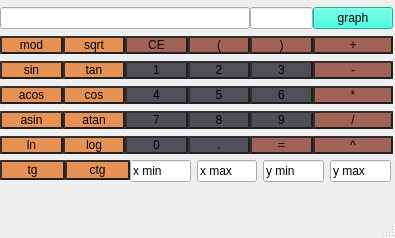
Qt form src/calc/mainwindow.ui (qqxasd/smart_calculator) before a commit.
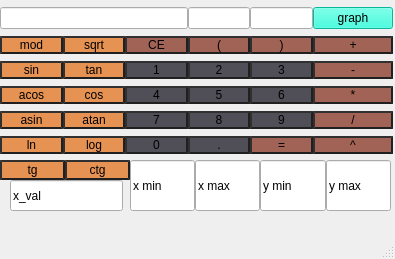
The same form after that commit.

The edit to the form file:
```diff
--- a/src/calc/mainwindow.ui
+++ b/src/calc/mainwindow.ui
@@ -7,7 +7,7 @@
     <x>0</x>
     <y>0</y>
     <width>395</width>
-    <height>238</height>
+    <height>259</height>
    </rect>
   </property>
   <property name="windowTitle">
@@ -147,7 +147,7 @@
       </widget>
      </item>
      <item row="0" column="4">
-      <widget class="QLineEdit" name="status">
+      <widget class="QLineEdit" name="result">
        <property name="readOnly">
         <bool>true</bool>
        </property>
@@ -348,9 +348,6 @@
        </property>
       </widget>
      </item>
-     <item row="0" column="0" colspan="4">
-      <widget class="QLineEdit" name="expression"/>
-     </item>
      <item row="3" column="5">
       <widget class="QPushButton" name="mult_button">
        <property name="styleSheet">
@@ -581,6 +578,16 @@
        </property>
       </widget>
      </item>
+     <item row="0" column="0" colspan="3">
+      <widget class="QLineEdit" name="expression"/>
+     </item>
+     <item row="0" column="3">
+      <widget class="QLineEdit" name="status">
+       <property name="readOnly">
+        <bool>true</bool>
+       </property>
+      </widget>
+     </item>
     </layout>
    </widget>
    <widget class="QWidget" name="horizontalLayoutWidget">
@@ -589,12 +596,24 @@
       <x>130</x>
       <y>160</y>
       <width>261</width>
-      <height>23</height>
+      <height>51</height>
      </rect>
     </property>
     <layout class="QHBoxLayout" name="horizontalLayout">
+     <property name="spacing">
+      <number>0</number>
+     </property>
+     <property name="sizeConstraint">
+      <enum>QLayout::SetDefaultConstraint</enum>
+     </property>
      <item>
       <widget class="QLineEdit" name="x_min">
+       <property name="sizePolicy">
+        <sizepolicy hsizetype="Expanding" vsizetype="Expanding">
+         <horstretch>0</horstretch>
+         <verstretch>0</verstretch>
+        </sizepolicy>
+       </property>
        <property name="text">
         <string>x min</string>
        </property>
@@ -602,6 +621,12 @@
      </item>
      <item>
       <widget class="QLineEdit" name="x_max">
+       <property name="sizePolicy">
+        <sizepolicy hsizetype="Expanding" vsizetype="Preferred">
+         <horstretch>0</horstretch>
+         <verstretch>0</verstretch>
+        </sizepolicy>
+       </property>
        <property name="text">
         <string>x max</string>
        </property>
@@ -609,6 +634,12 @@
      </item>
      <item>
       <widget class="QLineEdit" name="y_min">
+       <property name="sizePolicy">
+        <sizepolicy hsizetype="Expanding" vsizetype="Expanding">
+         <horstretch>0</horstretch>
+         <verstretch>0</verstretch>
+        </sizepolicy>
+       </property>
        <property name="text">
         <string>y min</string>
        </property>
@@ -616,6 +647,12 @@
      </item>
      <item>
       <widget class="QLineEdit" name="y_max">
+       <property name="sizePolicy">
+        <sizepolicy hsizetype="Expanding" vsizetype="Expanding">
+         <horstretch>0</horstretch>
+         <verstretch>0</verstretch>
+        </sizepolicy>
+       </property>
        <property name="text">
         <string>y max </string>
        </property>
@@ -671,6 +708,19 @@
      <string>tg</string>
     </property>
    </widget>
+   <widget class="QLineEdit" name="lineEdit">
+    <property name="geometry">
+     <rect>
+      <x>10</x>
+      <y>180</y>
+      <width>113</width>
+      <height>31</height>
+     </rect>
+    </property>
+    <property name="text">
+     <string>x_val</string>
+    </property>
+   </widget>
   </widget>
   <widget class="QMenuBar" name="menubar">
    <property name="geometry">
```
